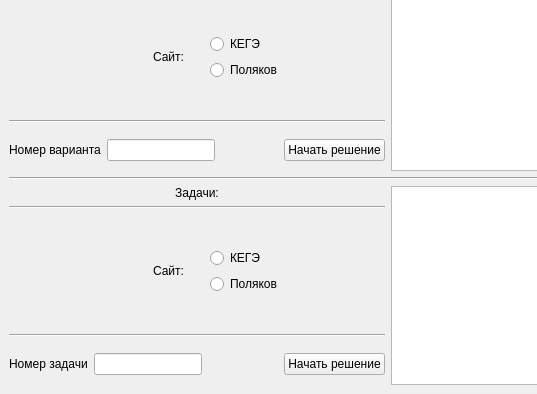
This is Forms/MainWindow.ui in NightSkumbry/ege_app_client as Qt 5 draws it before an edit; both pictures show x 0 to 537 and y 281 to 675 of the 800 by 675 pixel window. The edited form follows.
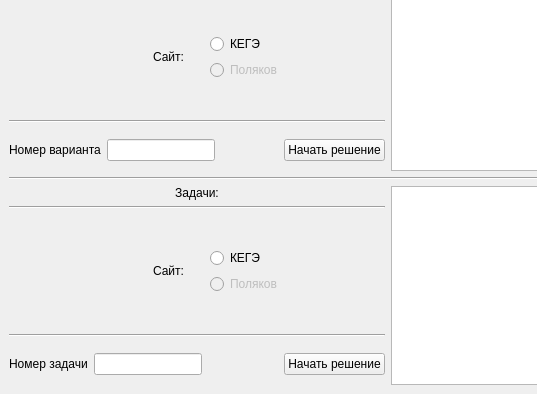
This is the edited form. Icons and pictures are not drawn.

```diff
--- a/Forms/MainWindow.ui
+++ b/Forms/MainWindow.ui
@@ -269,6 +269,9 @@
             </item>
             <item>
              <widget class="QRadioButton" name="Variant_site_pol_radiobutton">
+              <property name="enabled">
+               <bool>false</bool>
+              </property>
               <property name="text">
                <string>Поляков</string>
               </property>
@@ -444,6 +447,9 @@
             </item>
             <item>
              <widget class="QRadioButton" name="Tasks_site_pol_radiobutton">
+              <property name="enabled">
+               <bool>false</bool>
+              </property>
               <property name="text">
                <string>Поляков</string>
               </property>
```
